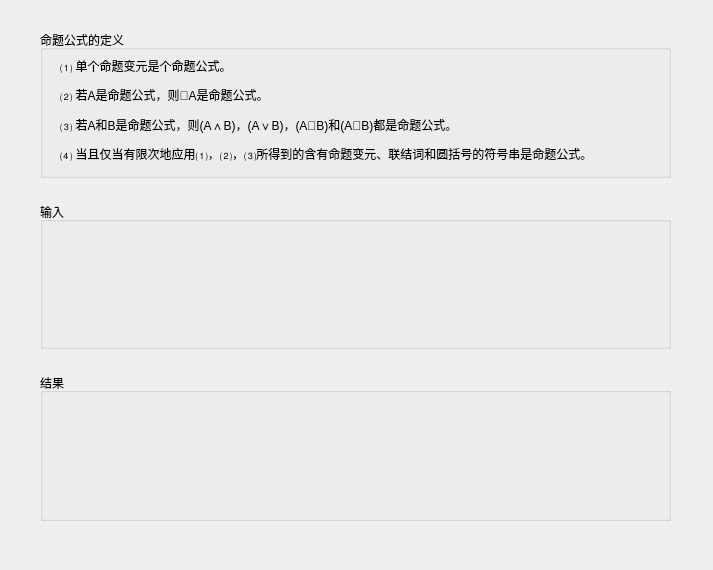
Above: module_one.ui from KinKir/discrete_mathematics before the change. Below: the same form after it.
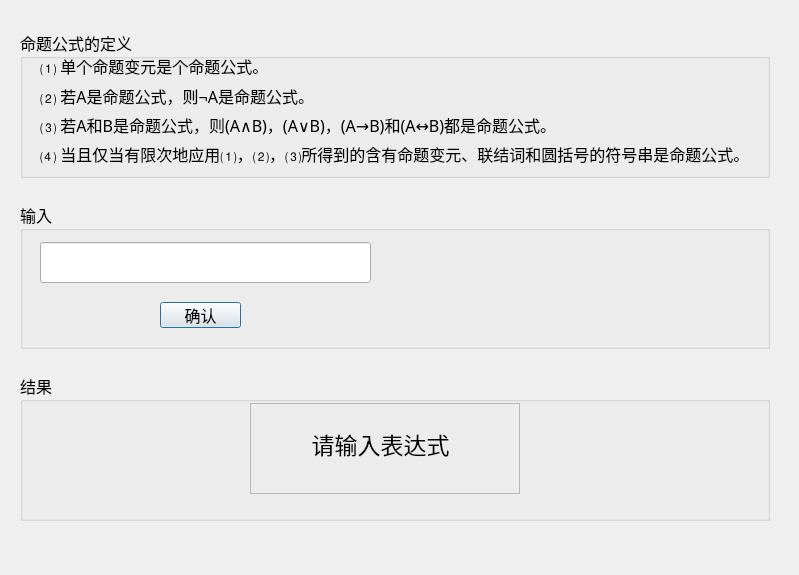
That is the form after the change. Icons and pictures are not drawn.

Commit message: module one

What changed in the file:
```diff
--- a/module_one.ui
+++ b/module_one.ui
@@ -6,43 +6,81 @@
    <rect>
     <x>0</x>
     <y>0</y>
-    <width>713</width>
-    <height>570</height>
+    <width>799</width>
+    <height>575</height>
    </rect>
   </property>
+  <property name="minimumSize">
+   <size>
+    <width>799</width>
+    <height>575</height>
+   </size>
+  </property>
+  <property name="maximumSize">
+   <size>
+    <width>799</width>
+    <height>575</height>
+   </size>
+  </property>
   <property name="windowTitle">
    <string>验证表达式是否为命题公式</string>
   </property>
-  <widget class="QWidget" name="">
+  <widget class="QWidget" name="layoutWidget">
    <property name="geometry">
     <rect>
-     <x>40</x>
+     <x>20</x>
      <y>30</y>
-     <width>631</width>
+     <width>750</width>
      <height>491</height>
     </rect>
    </property>
-   <layout class="QVBoxLayout" name="verticalLayout">
+   <layout class="QVBoxLayout" name="verticalLayout_main">
     <property name="spacing">
      <number>24</number>
     </property>
     <item>
      <widget class="QGroupBox" name="groupBox">
+      <property name="font">
+       <font>
+        <family>微软雅黑</family>
+        <pointsize>12</pointsize>
+       </font>
+      </property>
+      <property name="cursor">
+       <cursorShape>OpenHandCursor</cursorShape>
+      </property>
       <property name="title">
        <string>命题公式的定义</string>
       </property>
-      <widget class="QWidget" name="">
+      <property name="flat">
+       <bool>false</bool>
+      </property>
+      <property name="checkable">
+       <bool>false</bool>
+      </property>
+      <widget class="QWidget" name="layoutWidget">
        <property name="geometry">
         <rect>
          <x>20</x>
          <y>24</y>
-         <width>536</width>
+         <width>721</width>
          <height>111</height>
         </rect>
        </property>
        <layout class="QVBoxLayout" name="verticalLayout_2">
         <item>
          <widget class="QLabel" name="label">
+          <property name="font">
+           <font>
+            <family>微软雅黑</family>
+           </font>
+          </property>
+          <property name="frameShape">
+           <enum>QFrame::NoFrame</enum>
+          </property>
+          <property name="frameShadow">
+           <enum>QFrame::Plain</enum>
+          </property>
           <property name="text">
            <string>⑴ 单个命题变元是个命题公式。</string>
           </property>
@@ -51,14 +89,20 @@
         <item>
          <widget class="QLabel" name="label_2">
           <property name="text">
-           <string>⑵ 若A是命题公式，则A是命题公式。</string>
+           <string>&lt;html&gt;&lt;head/&gt;&lt;body&gt;&lt;p&gt;⑵ 若A是命题公式，则¬A是命题公式。&lt;/p&gt;&lt;/body&gt;&lt;/html&gt;</string>
+          </property>
+          <property name="textFormat">
+           <enum>Qt::RichText</enum>
           </property>
          </widget>
         </item>
         <item>
          <widget class="QLabel" name="label_3">
           <property name="text">
-           <string>⑶ 若A和B是命题公式，则(A∧B)，(A∨B)，(AB)和(AB)都是命题公式。</string>
+           <string>⑶ 若A和B是命题公式，则(A∧B)，(A∨B)，(A&amp;rarr;B)和(A&amp;harr;B)都是命题公式。</string>
+          </property>
+          <property name="textFormat">
+           <enum>Qt::RichText</enum>
           </property>
          </widget>
         </item>
@@ -75,17 +119,135 @@
     </item>
     <item>
      <widget class="QGroupBox" name="groupBox_2">
+      <property name="font">
+       <font>
+        <family>微软雅黑</family>
+        <pointsize>12</pointsize>
+       </font>
+      </property>
       <property name="title">
        <string>输入</string>
       </property>
-      <zorder>groupBox</zorder>
+      <widget class="QLineEdit" name="formularLineEdit">
+       <property name="geometry">
+        <rect>
+         <x>20</x>
+         <y>40</y>
+         <width>331</width>
+         <height>41</height>
+        </rect>
+       </property>
+       <property name="toolTip">
+        <string/>
+       </property>
+       <property name="text">
+        <string/>
+       </property>
+       <property name="maxLength">
+        <number>255</number>
+       </property>
+       <property name="frame">
+        <bool>true</bool>
+       </property>
+      </widget>
+      <widget class="QLabel" name="label_5">
+       <property name="geometry">
+        <rect>
+         <x>370</x>
+         <y>27</y>
+         <width>371</width>
+         <height>111</height>
+        </rect>
+       </property>
+       <property name="text">
+        <string>&lt;html&gt;&lt;head/&gt;&lt;body&gt;&lt;p&gt;&lt;img src=&quot;:/images/ps.png&quot;/&gt;&lt;/p&gt;&lt;/body&gt;&lt;/html&gt;</string>
+       </property>
+       <property name="textFormat">
+        <enum>Qt::RichText</enum>
+       </property>
+       <property name="alignment">
+        <set>Qt::AlignLeading|Qt::AlignLeft|Qt::AlignTop</set>
+       </property>
+       <property name="wordWrap">
+        <bool>true</bool>
+       </property>
+      </widget>
+      <widget class="QPushButton" name="okButton">
+       <property name="geometry">
+        <rect>
+         <x>140</x>
+         <y>100</y>
+         <width>81</width>
+         <height>26</height>
+        </rect>
+       </property>
+       <property name="text">
+        <string>确认</string>
+       </property>
+      </widget>
      </widget>
     </item>
     <item>
      <widget class="QGroupBox" name="groupBox_3">
+      <property name="font">
+       <font>
+        <family>微软雅黑</family>
+        <pointsize>12</pointsize>
+       </font>
+      </property>
       <property name="title">
        <string>结果</string>
       </property>
+      <widget class="QFrame" name="frame">
+       <property name="geometry">
+        <rect>
+         <x>230</x>
+         <y>30</y>
+         <width>270</width>
+         <height>91</height>
+        </rect>
+       </property>
+       <property name="frameShape">
+        <enum>QFrame::StyledPanel</enum>
+       </property>
+       <property name="frameShadow">
+        <enum>QFrame::Sunken</enum>
+       </property>
+       <widget class="QLabel" name="resultLabel">
+        <property name="geometry">
+         <rect>
+          <x>0</x>
+          <y>20</y>
+          <width>261</width>
+          <height>41</height>
+         </rect>
+        </property>
+        <property name="font">
+         <font>
+          <family>楷体</family>
+          <pointsize>17</pointsize>
+          <weight>50</weight>
+          <italic>false</italic>
+          <bold>false</bold>
+          <underline>false</underline>
+         </font>
+        </property>
+        <property name="frameShape">
+         <enum>QFrame::NoFrame</enum>
+        </property>
+        <property name="text">
+         <string>请输入表达式</string>
+        </property>
+        <property name="textFormat">
+         <enum>Qt::PlainText</enum>
+        </property>
+        <property name="alignment">
+         <set>Qt::AlignCenter</set>
+        </property>
+       </widget>
+      </widget>
+      <zorder>label_5</zorder>
+      <zorder>frame</zorder>
      </widget>
     </item>
    </layout>
```
Left out of the diff: 7 changed lines with no effect on the pictures. The commit also changes 14 other files.
